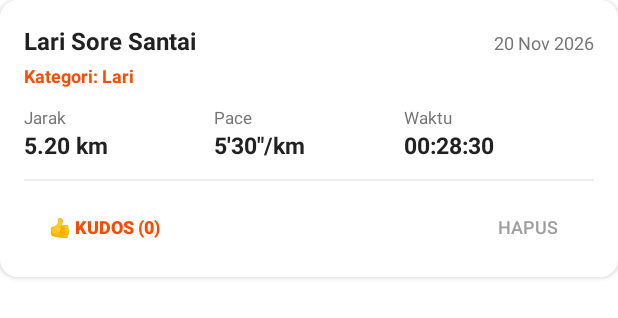
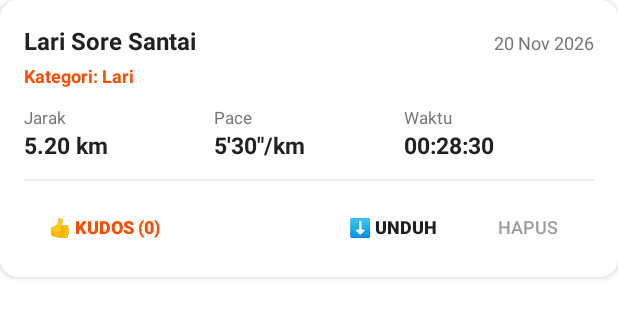
Before and after one commit to Hklrky/tapak, an Android app: the layout item_activity.xml on its own in the app's theme, with its tools: preview values and no code run, on a phone screen of 412 x 824 dp. Shown: the top 318 px of the screen. Run offline under Robolectric (Android 15) with nearby library versions, the phone set to English and light mode, and no system bars.

Commit message:
Update item_activity.xml

```diff
--- a/app/src/main/res/layout/item_activity.xml
+++ b/app/src/main/res/layout/item_activity.xml
@@ -147,6 +147,16 @@
                 android:layout_weight="1" />
 
             <Button
+                android:id="@+id/btnDownload"
+                style="?android:attr/borderlessButtonStyle"
+                android:layout_width="wrap_content"
+                android:layout_height="36dp"
+                android:text="⬇️ Unduh"
+                android:textColor="#212121"
+                android:textSize="12sp"
+                android:textStyle="bold" />
+
+            <Button
                 android:id="@+id/btnDelete"
                 style="?android:attr/borderlessButtonStyle"
                 android:layout_width="wrap_content"
```
